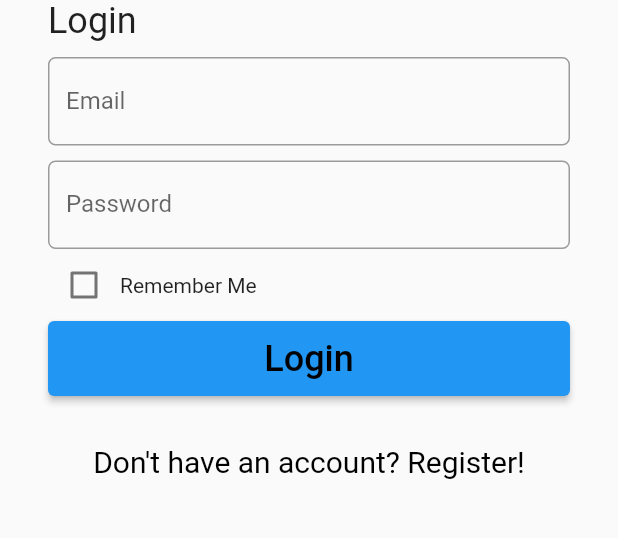
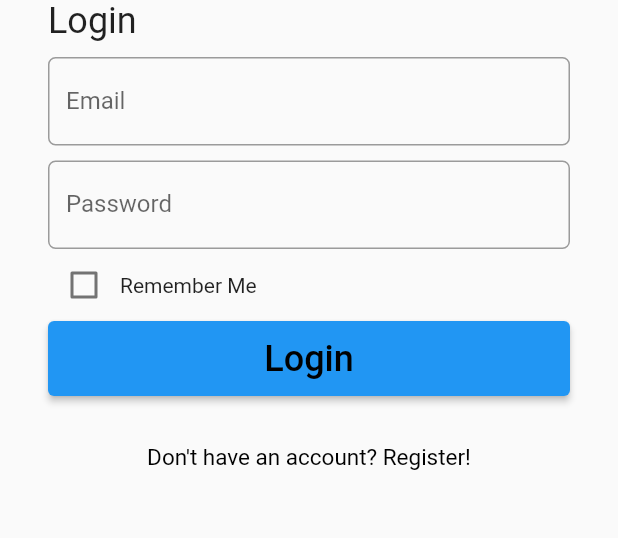
Before and after one commit to lohsiewchin/A212_STIW2044, a Flutter app: the screen it shows after launch, on a phone screen of 412 x 824 dp, the part 460-998 px from its top. Run offline on Flutter 3.47's test engine with Material 2 defaults, Android fonts, the phone set to English and light mode, and no system bars; our stand-ins replace fluttertoast, image_cropper, image_picker, shared_preferences.

Commit message:
Update loginScreen.dart

```diff
--- a/lab_assg_2/lib/views/loginScreen.dart
+++ b/lab_assg_2/lib/views/loginScreen.dart
@@ -128,7 +128,7 @@ class _loginScreenState extends State<loginScreen> {
                 ),
                  GestureDetector(
                         child: const Text("Don't have an account? Register!",
-                            style: TextStyle(color: Colors.black, fontSize:20)),
+                            style: TextStyle(color: Colors.black, fontSize:15)),
                         onTap: () {
                           Navigator.of(context).pushReplacement(
                               MaterialPageRoute(
```
